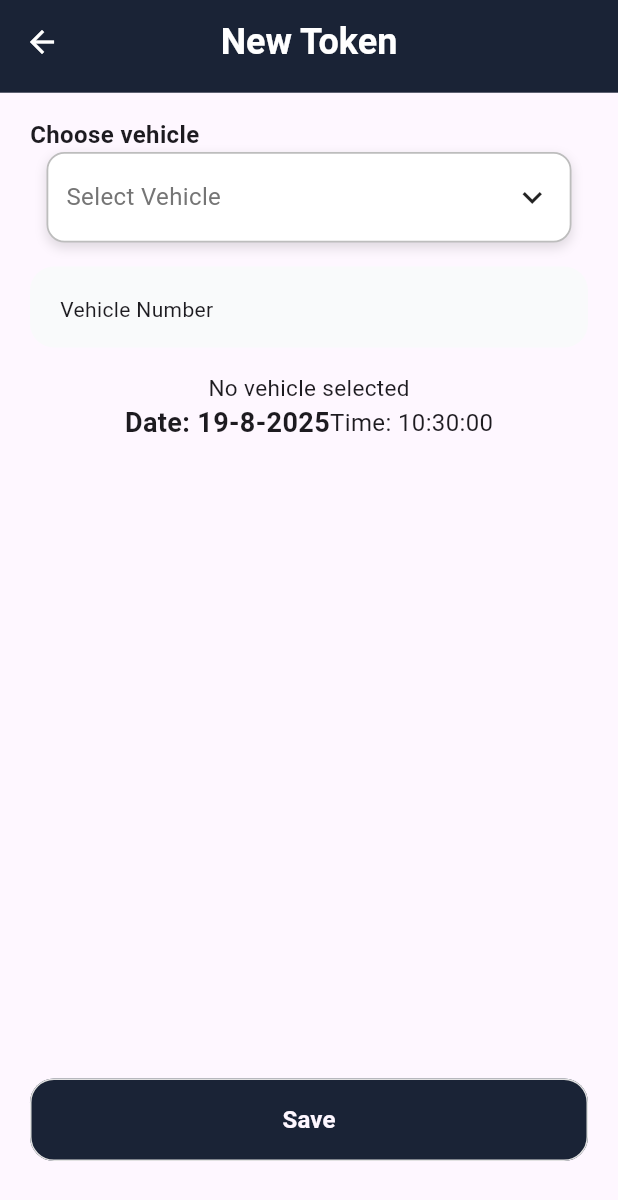
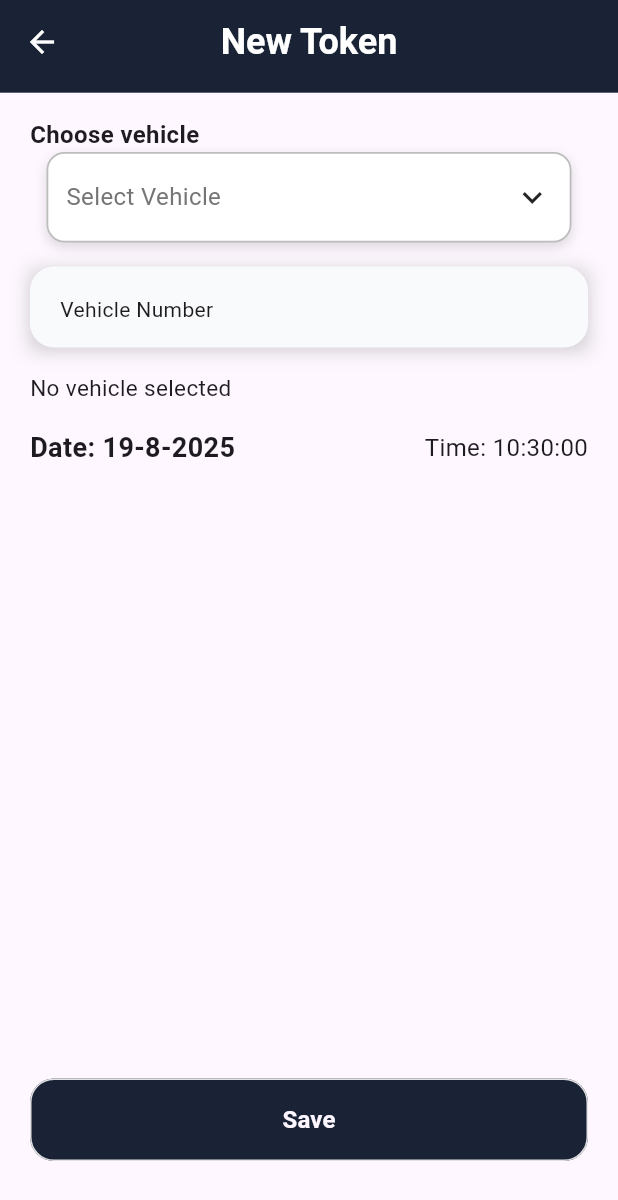
Before and after one commit to edusoftdevelopment/Edu-Token-System-App, a Flutter app: the NewTokenMain screen opened directly, on a phone screen of 412 x 824 dp. Shown: the top 1200 px of the screen. Run offline on Flutter 3.47's test engine with Material 3 defaults, Android fonts, the phone set to English and light mode, and no system bars; drawn by our look-alikes of auto_size_text; our stand-ins replace dio, flutter_dotenv, flutter_screenutil, flutter_svg, pretty_dio_logger.

Commit message:
change textField and new token some changing

```diff
--- a/lib/core/common/custom_text_form_field.dart
+++ b/lib/core/common/custom_text_form_field.dart
@@ -56,9 +56,18 @@ class _CustomTextFormTokenSystemState extends State<CustomTextFormTokenSystem> {
 
   @override
   Widget build(BuildContext context) {
-    return SizedBox(
+    return Container(
       width: widget.width ?? double.infinity,
-      height: widget.height, // Height ko uncomment kiya gaya hai
+      height: widget.height,
+      decoration: BoxDecoration(
+        boxShadow: [
+          BoxShadow(
+            color: AppColors.kGrey.withValues(alpha: 0.5),
+            blurRadius: 10,
+            offset: const Offset(0, 2),
+          ),
+        ],
+      ),
       child: TextFormField(
         textAlignVertical: TextAlignVertical.top,
         textAlign: TextAlign.left,
--- a/lib/feature/new_token/view/new_token_main.dart
+++ b/lib/feature/new_token/view/new_token_main.dart
@@ -1,9 +1,7 @@
 import 'package:edu_token_system_app/Export/export.dart';
-import 'package:edu_token_system_app/app/app.dart';
 import 'package:edu_token_system_app/core/common/common.dart';
 import 'package:edu_token_system_app/core/extension/extension.dart';
 import 'package:edu_token_system_app/core/utils/utils.dart';
-import 'package:flutter/material.dart';
 
 class NewTokenMain extends StatefulWidget {
   const NewTokenMain({super.key});
@@ -157,13 +155,17 @@ class _NewTokenMainState extends State<NewTokenMain> {
                     darkMode: darkMode,
                     keyboardType: TextInputType.number,
                   ),
-                  const SizedBox(height: 16),
-                  AutoSizeText(
-                    selectedVehicle == null
-                        ? 'No vehicle selected'
-                        : 'Selected: $selectedVehicle',
-                    style: const TextStyle(fontSize: 15),
+                  SizedBox(height: height * 0.02),
+                  Align(
+                    alignment: Alignment.centerLeft,
+                    child: AutoSizeText(
+                      selectedVehicle == null
+                          ? 'No vehicle selected'
+                          : 'Selected: $selectedVehicle',
+                      style: const TextStyle(fontSize: 15),
+                    ),
                   ),
+                  SizedBox(height: height * 0.02),
                   StreamBuilder<DateTime>(
                     stream: _timeStream(),
                     builder: (context, snapshot) {
@@ -177,7 +179,7 @@ class _NewTokenMainState extends State<NewTokenMain> {
                           "${now.hour.toString().padLeft(2, '0')}:${now.minute.toString().padLeft(2, '0')}:${now.second.toString().padLeft(2, '0')}";
 
                       return Row(
-                        mainAxisSize: MainAxisSize.min,
+                        // mainAxisSize: MainAxisSize.min,
                         mainAxisAlignment: MainAxisAlignment.spaceBetween,
                         children: [
                           AutoSizeText(
```
